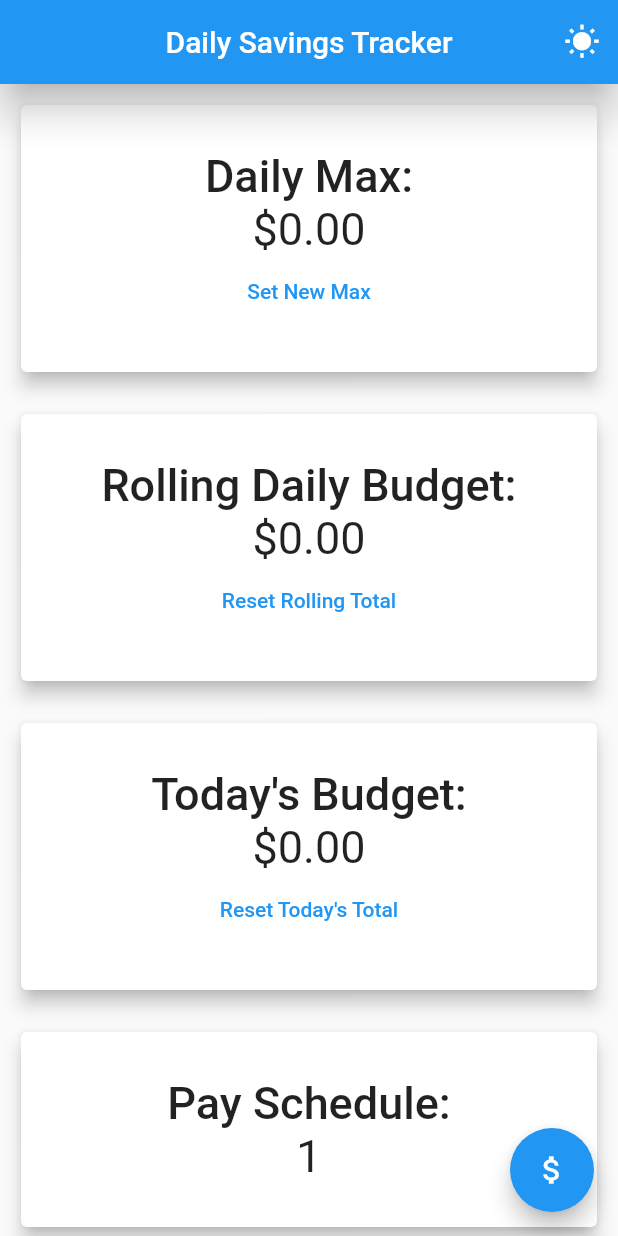
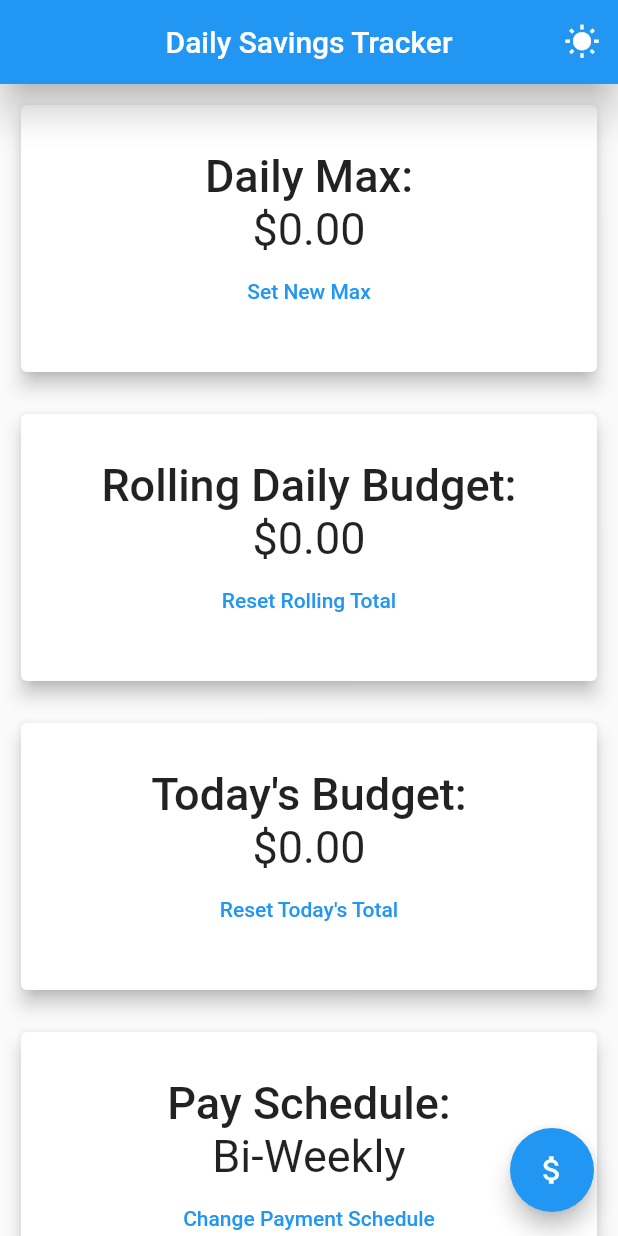
Before and after one commit to surgency23/DailySpendingTracker, a Flutter app: the screen it shows after launch, on a phone screen of 412 x 824 dp. Run offline on Flutter 3.47's test engine with Material 2 defaults, Android fonts, the phone set to English and light mode, and no system bars; our stand-ins replace shared_preferences.

Commit message:
set up frequency input. need to add in date calculator for next payment date?

```diff
--- a/lib/controllers/payroll_controller/payroll_controller.dart
+++ b/lib/controllers/payroll_controller/payroll_controller.dart
@@ -2,20 +2,32 @@ import 'payroll_frequency_preferences.dart';
 import 'package:flutter/material.dart';
 
 class FrequencyController extends ChangeNotifier {
+  // "365(Daily)" || 52(Weekly), 26(Bi-Weekly), 24(Semi-Monthly), 12(Monthy), 4(Quarterly), 2(Semi-Annually), 1(Annually)"
+
   late FrequencyPreferences _frequencyPreferences;
+  late String _frequency;
+  String get frequency => _frequency;
 
-  late int _frequency;
-  int get frequency => _frequency;
+  List<String> get options => [
+        "Daily",
+        "Weekly",
+        "Bi-Weekly",
+        "Semi-Monthly",
+        "Monthly",
+        "Quarterly",
+        "Semi-Annually",
+        "Annually"
+      ];
 
   FrequencyController() {
     _frequency =
-        0; // 365(Daily), 52(Weekly), 26(Bi-Weekly), 24(Semi-Monthly), 12(Monthy), 4(Quarterly), 2(Semi-Annually), 1(Annually)
+        "Bi-Weekly!"; // 365(Daily), 52(Weekly), 26(Bi-Weekly), 24(Semi-Monthly), 12(Monthy), 4(Quarterly), 2(Semi-Annually), 1(Annually)
     _frequencyPreferences = FrequencyPreferences();
     getPreferences();
   }
 
   //setting frequency's value
-  set frequency(int value) {
+  set frequency(String value) {
     _frequency = value;
     notifyListeners();
   }
--- a/lib/controllers/payroll_controller/payroll_frequency_preferences.dart
+++ b/lib/controllers/payroll_controller/payroll_frequency_preferences.dart
@@ -3,13 +3,13 @@ import 'package:shared_preferences/shared_preferences.dart';
 class FrequencyPreferences {
   static const PREF_KEY = "payFrequency";
 
-  setFrequency(int value) async {
+  setFrequency(String value) async {
     SharedPreferences sharedPreferences = await SharedPreferences.getInstance();
-    sharedPreferences.setInt(PREF_KEY, value);
+    sharedPreferences.setString(PREF_KEY, value);
   }
 
   getFrequency() async {
     SharedPreferences sharedPreferences = await SharedPreferences.getInstance();
-    return sharedPreferences.getInt(PREF_KEY) ?? 1;
+    return sharedPreferences.getString(PREF_KEY) ?? "Bi-Weekly";
   }
 }
```
Also changed, not shown: lib/pages/home/home_page.dart (+109 -43 lines).
